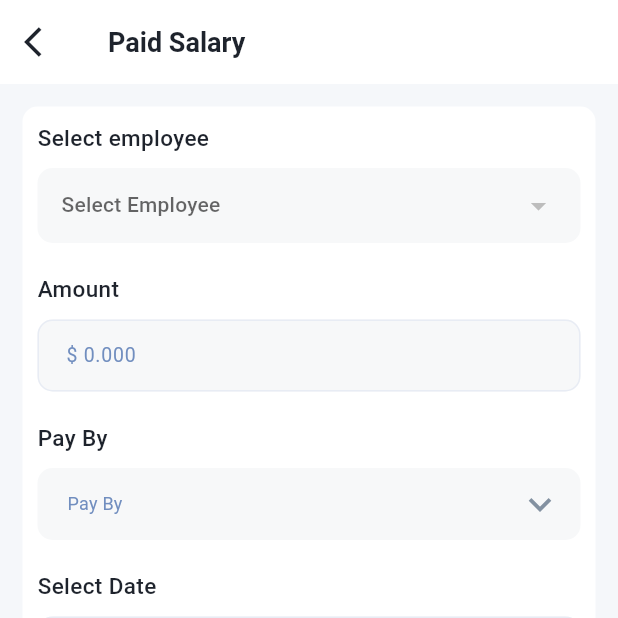
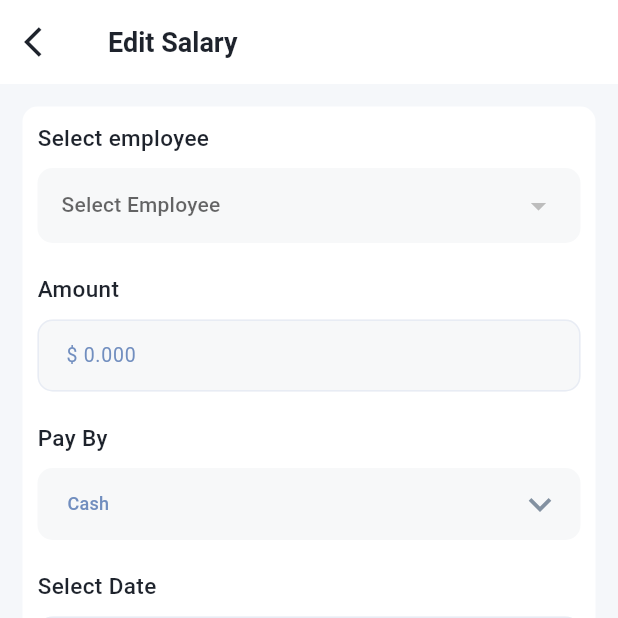
Before and after one commit to nayon-coders/new-abs, a Flutter app: the AddPaidSalary screen opened by its route, on a phone screen of 412 x 824 dp, the top half of it. Run offline on Flutter 3.47's test engine with Material 3 defaults, Android fonts, the phone set to English and light mode, and no system bars; drawn by our look-alikes of dropdown_button2; our stand-ins replace cached_network_image, flutter_expandable_fab, flutter_widget_from_html, get, image_picker, lottie and 3 more; missing offline and left inert: dart:ffi, shimmer_pro; accounts and stored records are empty; network calls fail.

Commit message:
salary management done

```diff
--- a/lib/app_config.dart
+++ b/lib/app_config.dart
@@ -95,6 +95,7 @@ class AppConfig{
   static const String CREATE_PAID_SALARY = "$BASE_URL/salary/create"; //POST
   static const String ALL_SALARY_LIST= "$BASE_URL/salary/all"; //GET
   static const String UPDATE_SALARY_LIST= "$BASE_URL/salary/update/"; //PUT ID
+  static const String SALARY_DELETE= "$BASE_URL/salary/delete/"; //PUT ID
 
 
 
--- a/lib/view/salery_management/screen/add_paid_salary.dart
+++ b/lib/view/salery_management/screen/add_paid_salary.dart
@@ -20,14 +20,26 @@ class AddPaidSalary extends GetView<SalaryManagementController> {
 
   @override
   Widget build(BuildContext context) {
+
+
+
     return Scaffold(
       backgroundColor: AppColors.bgColor,
       appBar: AppBar(
-        leading: IconButton(onPressed: ()=>Get.back(),
+        leading: IconButton(onPressed: (){
+          controller.clearAllData();
+          Get.back();
+        },
           icon:const Icon(Icons.arrow_back_ios,color: AppColors.textBlack,),),
 
-        title:const Text("Paid Salary",
-          style: TextStyle(fontSize: 18,fontWeight: FontWeight.w600,color: AppColors.textBlack),
+        title: Obx(() {
+
+            return Text(
+              controller.isForEdit.value ? "Paid Salary" : "Edit Salary",
+              style: TextStyle(fontSize: 18,fontWeight: FontWeight.w600,color: AppColors.textBlack),
+            );
+
+          }
         ),
 
         backgroundColor: AppColors.textWhite,
@@ -54,7 +66,23 @@ class AddPaidSalary extends GetView<SalaryManagementController> {
                   //select employee
                   const Text("Select employee",style: TextStyle(fontWeight: FontWeight.w500,fontSize: 15,color: AppColors.textBlack),),
                   const SizedBox(height: 10,),
-                  Obx(() {
+                 controller.isForEdit.value
+                     ? Container(
+                      padding: EdgeInsets.symmetric(horizontal: 16, vertical: 10),
+                      height: 50,
+                      width: Get.width,
+                      decoration: BoxDecoration(
+                        borderRadius: BorderRadius.circular(10),
+                        color: AppColors.fillColor,
+                      ),
+                      child: Text(
+                        controller.selectedEmployee.value.name!,
+                        style: const TextStyle(
+                          fontSize: 16,
+                          fontWeight: FontWeight.w500,
+                        ),
+                      ),
+                     ) :  Obx(() {
                       return DropdownButtonHideUnderline(
                         child: DropdownButton2<SingleEmployee>(
                           isExpanded: true,
@@ -74,7 +102,7 @@ class AddPaidSalary extends GetView<SalaryManagementController> {
                               ),
                             ),
                           )).toList(),
-                          value: controller.selectedEmployee.value ?? null,
+                         value: controller.selectedEmployee.value,
                           onChanged: (SingleEmployee? value) {
                             controller.selectedEmployee.value = value!;
                           },
@@ -112,6 +140,7 @@ class AddPaidSalary extends GetView<SalaryManagementController> {
                   CustomDropDown(
                       items: payItem,
                       hint: "Pay By",
+                      value:  controller.selectedPayMethod.value ?? "",
                       onChange: (v){
                         controller.selectedPayMethod.value = v;
                       }
@@ -164,16 +193,28 @@ class AddPaidSalary extends GetView<SalaryManagementController> {
               ),
             ),
             const SizedBox(height: 50,),
-            Center(child: Obx(() {
+            Center(
+              child: Obx(() {
+                print("isForEdit value: ${controller.isForEdit.value}");  // Debugging print
+
                 return AppButton(
-                    isLoading: controller.isAdding.value,
-                    name: "Save",
-                    onClick: (){
+                  isLoading: controller.isAdding.value,
+                  name: "Save",
+                  onClick: () {
+                    print("Button clicked, isForEdit: ${controller.isForEdit.value}");  // Debugging print
+
+                    if (controller.isForEdit.value) {
+                      controller.updateSalary();
+                      print("Update Salary");
+                    } else {
                       controller.addSalary();
+                      print("Add Salary");
                     }
+                  },
                 );
-              }
-            )),
+              }),
+            ),
+
           ],
         ),
       ),
```
Also changed, not shown: lib/view/salery_management/controller/salary_management_controller.dart (+74 -4 lines), lib/view/salery_management/screen/salary_management.dart (+47 -31 lines).
